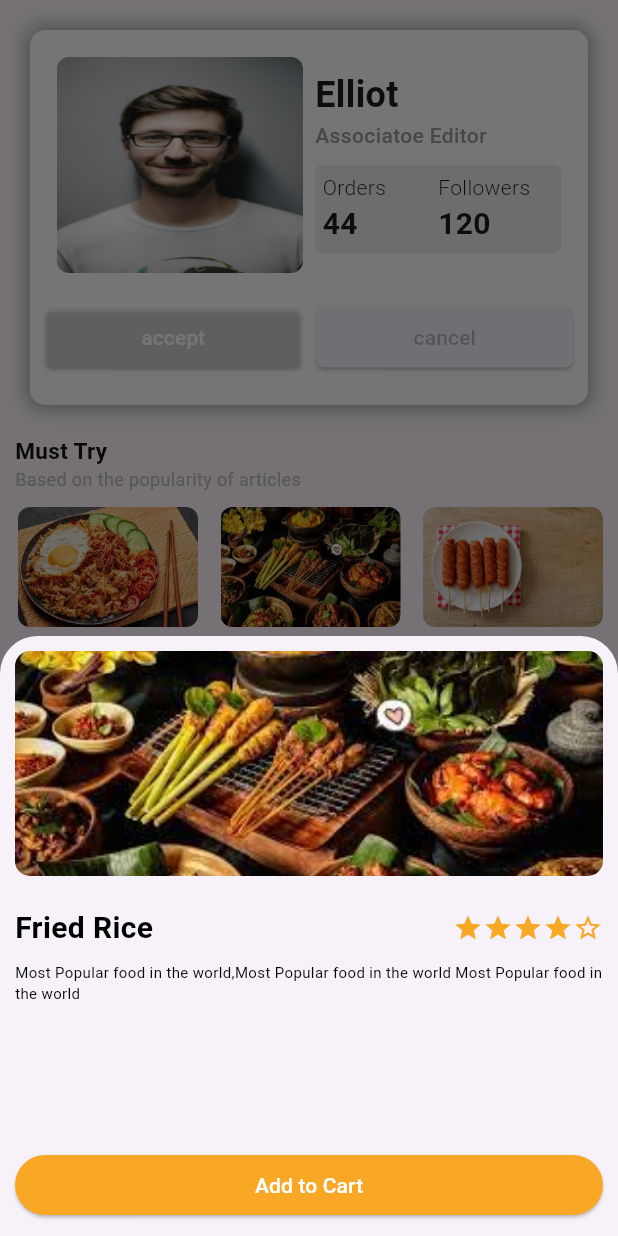
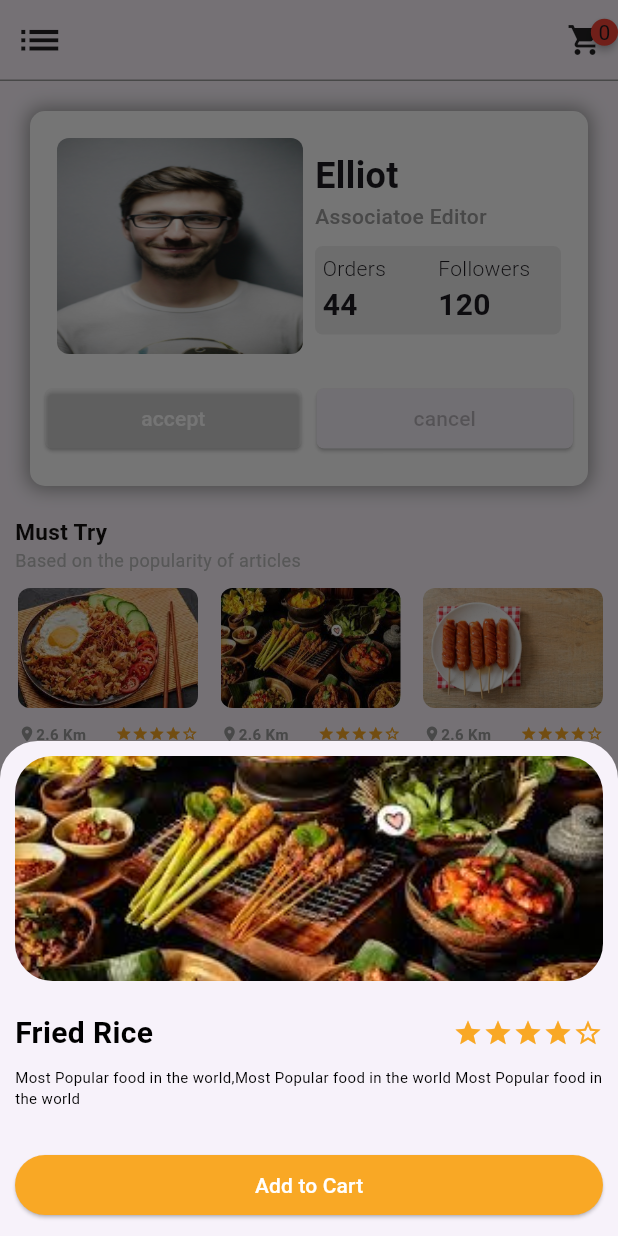
Before and after one commit to dwikysahut/login-apps-flutter, a Flutter app: the HomePage screen opened by its route, after a tap on "2.6 Km", on a phone screen of 412 x 824 dp. Run offline on Flutter 3.47's test engine with Material 3 defaults, Android fonts, the phone set to English and light mode, and no system bars; drawn by our look-alikes of badges; our stand-ins replace bloc, dio, flutter_bloc, get.

Commit message:
cart feature

```diff
--- a/lib/components/discover_item_widget.dart
+++ b/lib/components/discover_item_widget.dart
@@ -1,4 +1,6 @@
 import 'package:flutter/material.dart';
+import 'package:flutter_bloc/flutter_bloc.dart';
+import 'package:login_apps/bloc/cart.dart';
 import 'package:login_apps/components/modal/bottom_modal_item.dart';
 import 'package:login_apps/components/rating_bar.dart';
 
--- a/lib/components/modal/bottom_modal_item.dart
+++ b/lib/components/modal/bottom_modal_item.dart
@@ -1,16 +1,23 @@
 import 'package:flutter/material.dart';
+import 'package:flutter_bloc/flutter_bloc.dart';
+import 'package:login_apps/bloc/cart.dart';
 import 'package:login_apps/components/rating_bar.dart';
+import 'package:login_apps/model/cart/cart.dart';
+import 'package:login_apps/model/food/food_model.dart';
 
 class ModalBottomItem {
   static Future<dynamic> renderModal(BuildContext context) {
+    CartProvider cartProvider = BlocProvider.of<CartProvider>(context);
+
     return showModalBottomSheet(
         isScrollControlled: true,
         context: context,
         shape: RoundedRectangleBorder(
             borderRadius: BorderRadius.vertical(top: Radius.circular(25.0))),
         builder: (context) {
-          return SizedBox(
-            height: 400,
+          return Flexible(
+            child: SizedBox(
+              height: 330,
               child: Container(
                 padding: EdgeInsets.all(10),
                 width: double.infinity,
@@ -19,7 +26,7 @@ class ModalBottomItem {
                   mainAxisSize: MainAxisSize.min,
                   children: [
                     ClipRRect(
-                      borderRadius: BorderRadius.circular(10),
+                        borderRadius: BorderRadius.circular(25),
                         child: Image.asset(
                           'assets/images/food-2.jpeg',
                           fit: BoxFit.cover,
@@ -70,7 +77,10 @@ class ModalBottomItem {
                     SizedBox(
                       width: double.infinity,
                       child: ElevatedButton(
-                        onPressed: () {},
+                          onPressed: () {
+                            cartProvider.addToCart(
+                                CartModel(id: '1', nama: 'fried rice', qty: 1));
+                          },
                           style: ElevatedButton.styleFrom(
                             backgroundColor: Colors.yellow[800],
                           ),
@@ -82,6 +92,7 @@ class ModalBottomItem {
                   ],
                 ),
               ),
+            ),
           );
         });
   }
--- /dev/null
+++ b/lib/model/cart/cart.dart
@@ -0,0 +1,19 @@
+import 'package:login_apps/model/food/food_model.dart';
+
+class CartModel extends FoodModel {
+  int? qty;
+
+  CartModel({super.id, super.nama, this.qty});
+
+  CartModel.fromJson(Map<String, dynamic> json) {
+    qty = json['qty'];
+    nama = json['nama'];
+  }
+
+  Map<String, dynamic> toJson() {
+    final Map<String, dynamic> data = new Map<String, dynamic>();
+    data['qty'] = id;
+    data['nama'] = nama;
+    return data;
+  }
+}
--- a/lib/presentation/home_page.dart
+++ b/lib/presentation/home_page.dart
@@ -1,19 +1,46 @@
 import 'package:flutter/material.dart';
+import 'package:flutter_bloc/flutter_bloc.dart';
+import 'package:login_apps/bloc/cart.dart';
 import 'package:login_apps/components/card_profile.dart';
 import 'package:login_apps/components/discover_list_item.dart';
 import 'package:login_apps/components/modal/bottom_modal_item.dart';
 import 'package:login_apps/components/rating_bar.dart';
+import 'package:badges/badges.dart' as badges;
 
 class HomePage extends StatelessWidget {
   const HomePage({super.key});
 
   @override
   Widget build(BuildContext context) {
+    CartProvider cartProvider = BlocProvider.of<CartProvider>(context);
+
     return Scaffold(
         body: SafeArea(
       child: SingleChildScrollView(
         child: Column(
           children: [
+            Container(
+              decoration: const BoxDecoration(
+                border: Border(
+                  bottom: BorderSide(width: 1, color: Colors.grey),
+                ),
+              ),
+              padding: const EdgeInsets.all(10),
+              child: Row(
+                mainAxisAlignment: MainAxisAlignment.spaceBetween,
+                children: [
+                  Icon(Icons.list, size: 33),
+                  BlocBuilder(
+                      bloc: cartProvider,
+                      builder: (context, state) {
+                        return badges.Badge(
+                            child: Icon(Icons.shopping_cart),
+                            badgeContent: Text('${(state as List).length}'),
+                            badgeAnimation: badges.BadgeAnimation.fade());
+                      })
+                ],
+              ),
+            ),
             const CardProfile(),
             renderDiscoverable(),
             const CardFeatured()
@@ -31,7 +58,7 @@ class HomePage extends StatelessWidget {
           Column(
             crossAxisAlignment: CrossAxisAlignment.start,
             children: [
-              TitleListView(
+              const TitleListView(
                 title: "Must Try",
                 subTitle: "Based on the popularity of articles",
               ),
@@ -41,7 +68,7 @@ class HomePage extends StatelessWidget {
           Column(
             crossAxisAlignment: CrossAxisAlignment.start,
             children: [
-              TitleListView(
+              const TitleListView(
                 title: "New release",
                 subTitle: "Discover new release",
               ),
--- a/lib/presentation/login_page.dart
+++ b/lib/presentation/login_page.dart
@@ -53,6 +53,7 @@ class _LoginPageState extends State<LoginPage> {
         // Navi
       } on Exception catch (e) {
         print(e);
+        Navigator.pushNamed(context, '/home');
         showDialog(
             context: context,
             builder: (context) => AlertDialog(
--- a/lib/repository/auth_repository.dart
+++ b/lib/repository/auth_repository.dart
@@ -15,6 +15,7 @@ class AuthRepository {
 
       LoginResponse _loginResponse = LoginResponse.fromJson(_response.data);
     } on DioException catch (e) {
+      print(e);
       throw Exception(e.response?.data['error'].toString());
     }
   }
--- a/pubspec.yaml
+++ b/pubspec.yaml
@@ -11,6 +11,9 @@ dependencies:
   flutter:
     sdk: flutter
   get: ^4.6.6
+  flutter_bloc: ^8.1.3
+  bloc: ^8.1.2
+  badges: ^3.1.2
 
 dev_dependencies:
   flutter_lints: ^2.0.0
```
Also changed, not shown: lib/bloc/cart.dart (added, +26 -0 lines), lib/main.dart (+6 -1 lines), lib/model/food/food_model.dart (added, +18 -0 lines), pubspec.lock. Lines whose indentation alone changed are shown as unchanged.
